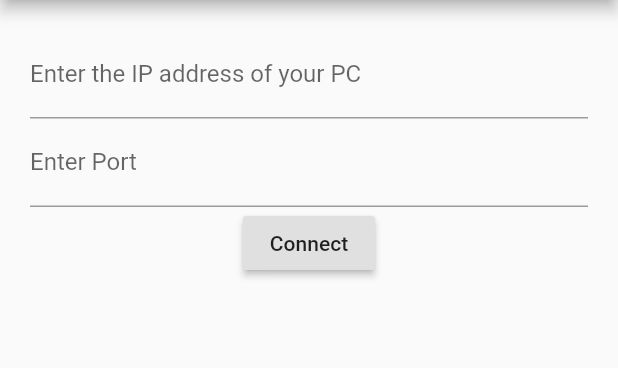
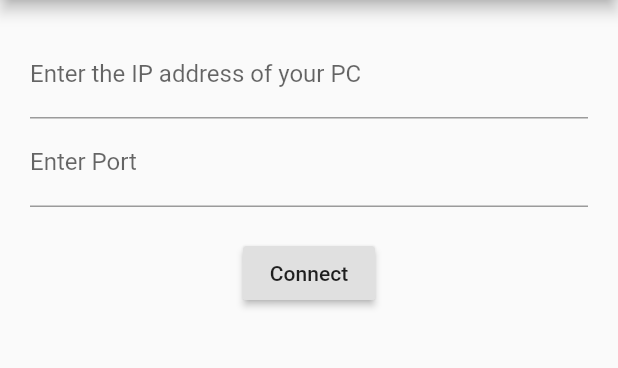
Before and after one commit to devclub-iitd/AioPcController, a Flutter app: the screen it shows after launch, on a phone screen of 412 x 824 dp, the part 84-452 px from its top. Run offline on Flutter 3.47's test engine with Material 2 defaults, Android fonts, the phone set to English and light mode, and no system bars.

Commit message:
Removed Overflow bug on homescreen

```diff
--- a/lib/HomeScreen.dart
+++ b/lib/HomeScreen.dart
@@ -13,7 +13,8 @@ class HomeScreen extends StatelessWidget {
       appBar: AppBar(
         title: Text("AIO PC Controller"),
       ),
-      body: Padding(
+      body: SingleChildScrollView(
+        child:Padding(
           padding: const EdgeInsets.all(20.0),
           child: Form(
             child: Column(
@@ -35,6 +36,8 @@ class HomeScreen extends StatelessWidget {
                   ],
                 ),
                 Center(
+                  child: Padding(
+                    padding: const EdgeInsets.all(20.0),
                     child: RaisedButton(
                       onPressed: () {
                         _connectIP(context);
@@ -42,7 +45,9 @@ class HomeScreen extends StatelessWidget {
                       child: Text('Connect'),
                     ),
                   ),
+                ),
               ],
+            ),
           ),
         ),
       ),
```
Lines whose indentation alone changed are shown as unchanged.
